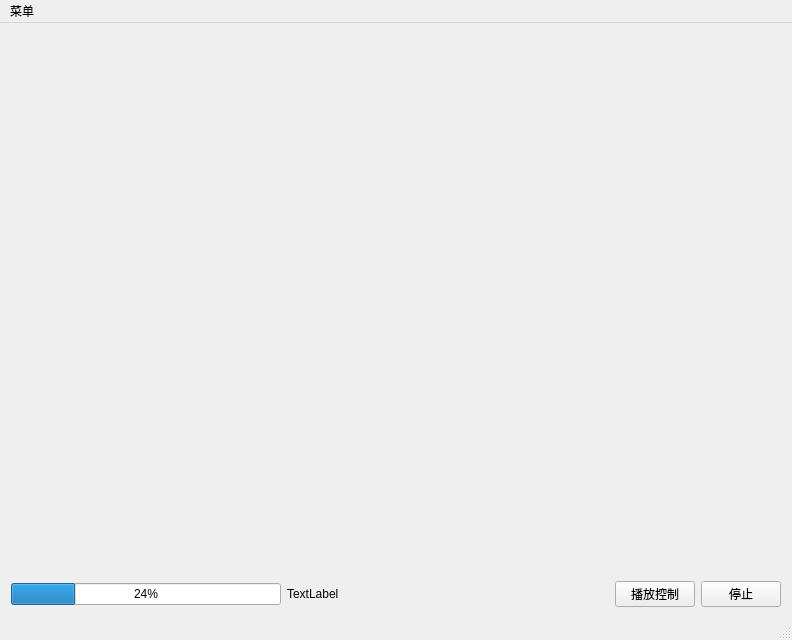
Above: MainWindow.ui from zby1101/VideoPlay before the change. Below: the same form after it.
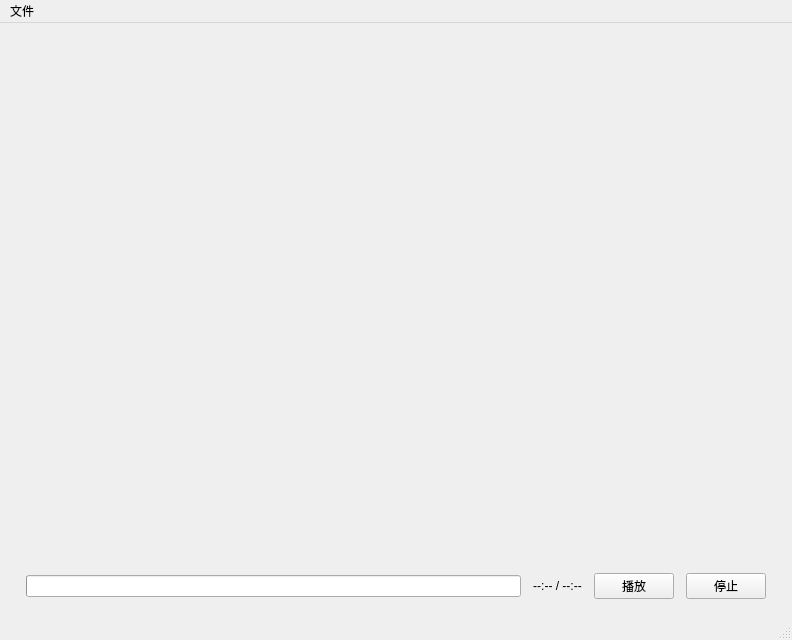
That is the form after the change.

The edit to the form file:
```diff
--- a/MainWindow.ui
+++ b/MainWindow.ui
@@ -14,10 +14,40 @@
    <string>MainWindow</string>
   </property>
   <widget class="QWidget" name="centralWidget">
-   <layout class="QVBoxLayout" name="verticalLayout_3" stretch="9,1">
+   <layout class="QVBoxLayout" name="mainLayout" stretch="1,0">
+    <property name="spacing">
+     <number>0</number>
+    </property>
+    <property name="leftMargin">
+     <number>12</number>
+    </property>
+    <property name="topMargin">
+     <number>12</number>
+    </property>
+    <property name="rightMargin">
+     <number>12</number>
+    </property>
+    <property name="bottomMargin">
+     <number>0</number>
+    </property>
     <item>
-     <widget class="QWidget" name="widget" native="true">
-      <layout class="QVBoxLayout" name="verticalLayout_2">
+     <widget class="QWidget" name="videoFrame" native="true">
+      <layout class="QVBoxLayout" name="videoFrameLayout">
+       <property name="spacing">
+        <number>0</number>
+       </property>
+       <property name="leftMargin">
+        <number>1</number>
+       </property>
+       <property name="topMargin">
+        <number>1</number>
+       </property>
+       <property name="rightMargin">
+        <number>1</number>
+       </property>
+       <property name="bottomMargin">
+        <number>1</number>
+       </property>
        <item>
         <layout class="QVBoxLayout" name="video_layout"/>
        </item>
@@ -25,38 +55,53 @@
      </widget>
     </item>
     <item>
-     <layout class="QHBoxLayout" name="horizontalLayout">
+     <widget class="QWidget" name="controlBar" native="true">
+      <property name="minimumSize">
+       <size>
+        <width>0</width>
+        <height>64</height>
+       </size>
+      </property>
+      <layout class="QHBoxLayout" name="controlLayout">
+       <property name="spacing">
+        <number>12</number>
+       </property>
+       <property name="leftMargin">
+        <number>14</number>
+       </property>
+       <property name="topMargin">
+        <number>12</number>
+       </property>
+       <property name="rightMargin">
+        <number>14</number>
+       </property>
+       <property name="bottomMargin">
+        <number>12</number>
+       </property>
       <item>
        <widget class="QProgressBar" name="progressBar">
         <property name="value">
-         <number>24</number>
+          <number>0</number>
+         </property>
+         <property name="textVisible">
+          <bool>false</bool>
         </property>
        </widget>
       </item>
       <item>
        <widget class="QLabel" name="label_time">
         <property name="text">
-         <string>TextLabel</string>
+          <string>--:-- / --:--</string>
+         </property>
+         <property name="alignment">
+          <set>Qt::AlignCenter</set>
         </property>
        </widget>
       </item>
-      <item>
-       <spacer name="horizontalSpacer">
-        <property name="orientation">
-         <enum>Qt::Horizontal</enum>
-        </property>
-        <property name="sizeHint" stdset="0">
-         <size>
-          <width>40</width>
-          <height>20</height>
-         </size>
-        </property>
-       </spacer>
-      </item>
       <item>
        <widget class="QPushButton" name="playCtrl_btn">
         <property name="text">
-         <string>播放控制</string>
+          <string>播放</string>
         </property>
        </widget>
       </item>
@@ -68,6 +113,7 @@
        </widget>
       </item>
      </layout>
+     </widget>
     </item>
    </layout>
   </widget>
@@ -82,7 +128,7 @@
    </property>
    <widget class="QMenu" name="menu">
     <property name="title">
-     <string>菜单</string>
+     <string>文件</string>
     </property>
     <addaction name="action_openLocal"/>
     <addaction name="action_openNetWork"/>
```
Left out of the diff: 2 changed lines with no effect on the pictures. Lines whose indentation alone changed are shown as unchanged.
